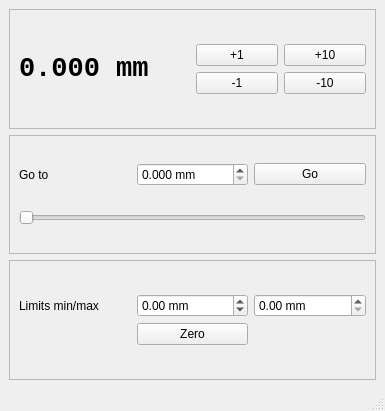
nbassler/cbeam, file src/slider.ui: the form before one commit.
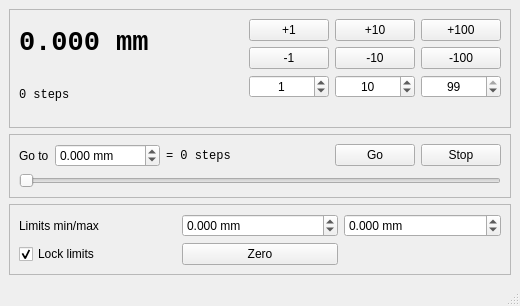
The form after the commit.

Diff of the .ui file:
```diff
--- a/src/slider.ui
+++ b/src/slider.ui
@@ -6,30 +6,16 @@
    <rect>
     <x>0</x>
     <y>0</y>
-    <width>385</width>
-    <height>411</height>
+    <width>520</width>
+    <height>300</height>
    </rect>
   </property>
-  <property name="sizePolicy">
-   <sizepolicy hsizetype="Maximum" vsizetype="Maximum">
-    <horstretch>0</horstretch>
-    <verstretch>0</verstretch>
-   </sizepolicy>
-  </property>
   <property name="windowTitle">
    <string>CBeam Controller</string>
   </property>
   <widget class="QWidget" name="centralwidget">
-   <property name="sizePolicy">
-    <sizepolicy hsizetype="Maximum" vsizetype="Maximum">
-     <horstretch>0</horstretch>
-     <verstretch>0</verstretch>
-    </sizepolicy>
-   </property>
    <layout class="QVBoxLayout" name="verticalLayout_2">
     <item>
-     <layout class="QVBoxLayout" name="verticalLayout_3">
-      <item>
        <widget class="QFrame" name="frame">
         <property name="frameShape">
          <enum>QFrame::StyledPanel</enum>
@@ -37,15 +23,10 @@
         <property name="frameShadow">
          <enum>QFrame::Raised</enum>
         </property>
-        <layout class="QGridLayout" name="gridLayout_4">
-         <item row="0" column="0">
-          <layout class="QVBoxLayout" name="verticalLayout">
-           <property name="sizeConstraint">
-            <enum>QLayout::SetDefaultConstraint</enum>
-           </property>
-           <item>
             <layout class="QHBoxLayout" name="horizontalLayout">
              <item>
+        <layout class="QVBoxLayout" name="verticalLayout_pos">
+         <item>
               <widget class="QLabel" name="label_currentPos">
                <property name="font">
                 <font>
@@ -60,21 +41,40 @@
               </widget>
              </item>
              <item>
+          <widget class="QLabel" name="label_currentSteps">
+           <property name="font">
+            <font>
+             <family>Monospace</family>
+            </font>
+           </property>
+           <property name="toolTip">
+            <string>Authoritative position. Millimetres above are derived from this.</string>
+           </property>
+           <property name="text">
+            <string>0 steps</string>
+           </property>
+          </widget>
+         </item>
+        </layout>
+       </item>
+       <item>
+        <spacer name="horizontalSpacer">
+         <property name="orientation">
+          <enum>Qt::Horizontal</enum>
+         </property>
+         <property name="sizeHint" stdset="0">
+          <size>
+           <width>20</width>
+           <height>20</height>
+          </size>
+         </property>
+        </spacer>
+       </item>
+       <item>
               <layout class="QGridLayout" name="gridLayout">
-               <item row="1" column="1">
-                <widget class="QPushButton" name="pushButton_m10">
-                 <property name="text">
-                  <string>-10</string>
-                 </property>
-                </widget>
-               </item>
-               <item row="1" column="0">
-                <widget class="QPushButton" name="pushButton_m1">
-                 <property name="text">
-                  <string>-1</string>
-                 </property>
-                </widget>
-               </item>
+         <!-- Button text and tooltips are set from MainWindow, since they
+              follow whatever increment the column is set to. The strings
+              here are only so Designer shows something sensible. -->
                <item row="0" column="0">
                 <widget class="QPushButton" name="pushButton_p1">
                  <property name="text">
@@ -89,9 +89,94 @@
                  </property>
                 </widget>
                </item>
-              </layout>
-             </item>
-            </layout>
+         <item row="0" column="2">
+          <widget class="QPushButton" name="pushButton_plusC">
+           <property name="text">
+            <string>+100</string>
+           </property>
+          </widget>
+         </item>
+         <item row="1" column="0">
+          <widget class="QPushButton" name="pushButton_minusA">
+           <property name="text">
+            <string>-1</string>
+           </property>
+          </widget>
+         </item>
+         <item row="1" column="1">
+          <widget class="QPushButton" name="pushButton_minusB">
+           <property name="text">
+            <string>-10</string>
+           </property>
+          </widget>
+         </item>
+         <item row="1" column="2">
+          <widget class="QPushButton" name="pushButton_minusC">
+           <property name="text">
+            <string>-100</string>
+           </property>
+          </widget>
+         </item>
+         <item row="2" column="0">
+          <widget class="QSpinBox" name="spinBox_jogA">
+           <property name="alignment">
+            <set>Qt::AlignHCenter</set>
+           </property>
+           <property name="value">
+            <number>1</number>
+           </property>
+          </widget>
+         </item>
+         <item row="2" column="1">
+          <widget class="QSpinBox" name="spinBox_jogB">
+           <property name="alignment">
+            <set>Qt::AlignHCenter</set>
+           </property>
+           <property name="value">
+            <number>10</number>
+           </property>
+          </widget>
+         </item>
+         <item row="2" column="2">
+          <widget class="QSpinBox" name="spinBox_jogC">
+           <property name="alignment">
+            <set>Qt::AlignHCenter</set>
+           </property>
+           <property name="value">
+            <number>100</number>
+           </property>
+          </widget>
+         </item>
+         <!-- Millimetre equivalents, filled in from MainWindow. -->
+         <item row="3" column="0">
+          <widget class="QLabel" name="label_jogMmA">
+           <property name="alignment">
+            <set>Qt::AlignHCenter|Qt::AlignVCenter</set>
+           </property>
+           <property name="text">
+            <string/>
+           </property>
+          </widget>
+         </item>
+         <item row="3" column="1">
+          <widget class="QLabel" name="label_jogMmB">
+           <property name="alignment">
+            <set>Qt::AlignHCenter|Qt::AlignVCenter</set>
+           </property>
+           <property name="text">
+            <string/>
+           </property>
+          </widget>
+         </item>
+         <item row="3" column="2">
+          <widget class="QLabel" name="label_jogMmC">
+           <property name="alignment">
+            <set>Qt::AlignHCenter|Qt::AlignVCenter</set>
+           </property>
+           <property name="text">
+            <string/>
+           </property>
+          </widget>
            </item>
           </layout>
          </item>
@@ -106,8 +191,8 @@
         <property name="frameShadow">
          <enum>QFrame::Raised</enum>
         </property>
-        <layout class="QGridLayout" name="gridLayout_5">
-         <item row="0" column="0">
+      <layout class="QVBoxLayout" name="verticalLayout_goto">
+       <item>
           <layout class="QHBoxLayout" name="horizontalLayout_2">
            <item>
             <widget class="QLabel" name="label_2">
@@ -124,14 +209,39 @@
              <property name="decimals">
               <number>3</number>
              </property>
+           <property name="minimum">
+            <double>-1000.000000000000000</double>
+           </property>
              <property name="maximum">
-              <double>500.000000000000000</double>
-             </property>
-             <property name="singleStep">
-              <double>1.000000000000000</double>
-             </property>
-            </widget>
-           </item>
+            <double>1000.000000000000000</double>
+           </property>
+          </widget>
+         </item>
+         <item>
+          <widget class="QLabel" name="label_targetSteps">
+           <property name="font">
+            <font>
+             <family>Monospace</family>
+            </font>
+           </property>
+           <property name="text">
+            <string>= 0 steps</string>
+           </property>
+          </widget>
+         </item>
+         <item>
+          <spacer name="horizontalSpacer_2">
+           <property name="orientation">
+            <enum>Qt::Horizontal</enum>
+           </property>
+           <property name="sizeHint" stdset="0">
+            <size>
+             <width>10</width>
+             <height>20</height>
+            </size>
+           </property>
+          </spacer>
+         </item>
            <item>
             <widget class="QPushButton" name="pushButton_go">
              <property name="text">
@@ -139,9 +249,19 @@
              </property>
             </widget>
            </item>
-          </layout>
-         </item>
-         <item row="1" column="0">
+         <item>
+          <widget class="QPushButton" name="pushButton_stop">
+           <property name="toolTip">
+            <string>Abort travel and hold at the current step</string>
+           </property>
+           <property name="text">
+            <string>Stop</string>
+           </property>
+          </widget>
+         </item>
+        </layout>
+       </item>
+       <item>
           <widget class="QSlider" name="horizontalSlider">
            <property name="orientation">
             <enum>Qt::Horizontal</enum>
@@ -159,32 +279,7 @@
         <property name="frameShadow">
          <enum>QFrame::Raised</enum>
         </property>
-        <layout class="QGridLayout" name="gridLayout_6">
-         <item row="0" column="0">
           <layout class="QGridLayout" name="gridLayout_2">
-           <item row="0" column="2">
-            <widget class="QDoubleSpinBox" name="doubleSpinBox_ulim">
-             <property name="suffix">
-              <string> mm</string>
-             </property>
-             <property name="maximum">
-              <double>500.000000000000000</double>
-             </property>
-            </widget>
-           </item>
-           <item row="0" column="1">
-            <widget class="QDoubleSpinBox" name="doubleSpinBox_llim">
-             <property name="suffix">
-              <string> mm</string>
-             </property>
-             <property name="minimum">
-              <double>-500.000000000000000</double>
-             </property>
-             <property name="maximum">
-              <double>500.000000000000000</double>
-             </property>
-            </widget>
-           </item>
            <item row="0" column="0">
             <widget class="QLabel" name="label_3">
              <property name="text">
@@ -192,10 +287,48 @@
              </property>
             </widget>
            </item>
+       <item row="0" column="1">
+        <widget class="QDoubleSpinBox" name="doubleSpinBox_llim">
+         <property name="suffix">
+          <string> mm</string>
+         </property>
+         <property name="decimals">
+          <number>3</number>
+         </property>
+         <property name="minimum">
+          <double>-1000.000000000000000</double>
+         </property>
+         <property name="maximum">
+          <double>1000.000000000000000</double>
+         </property>
+        </widget>
+       </item>
+       <item row="0" column="2">
+        <widget class="QDoubleSpinBox" name="doubleSpinBox_ulim">
+         <property name="suffix">
+          <string> mm</string>
+         </property>
+         <property name="decimals">
+          <number>3</number>
+         </property>
+         <property name="minimum">
+          <double>-1000.000000000000000</double>
+         </property>
+         <property name="maximum">
+          <double>1000.000000000000000</double>
+         </property>
+        </widget>
+       </item>
            <item row="1" column="0">
-            <widget class="QLabel" name="label_4">
+        <widget class="QCheckBox" name="checkBox_lockLimits">
+         <property name="toolTip">
+          <string>While locked, the limits and Zero cannot be changed by a stray click</string>
+         </property>
              <property name="text">
-              <string/>
+          <string>Lock limits</string>
+         </property>
+         <property name="checked">
+          <bool>true</bool>
              </property>
             </widget>
            </item>
@@ -207,11 +340,20 @@
             </widget>
            </item>
           </layout>
-         </item>
-        </layout>
-       </widget>
-      </item>
-     </layout>
+     </widget>
+    </item>
+    <item>
+     <spacer name="verticalSpacer">
+      <property name="orientation">
+       <enum>Qt::Vertical</enum>
+      </property>
+      <property name="sizeHint" stdset="0">
+       <size>
+        <width>20</width>
+        <height>10</height>
+       </size>
+      </property>
+     </spacer>
     </item>
    </layout>
   </widget>
```
Left out of the diff: 43 changed lines with no effect on the pictures. Lines whose indentation alone changed are shown as unchanged.
